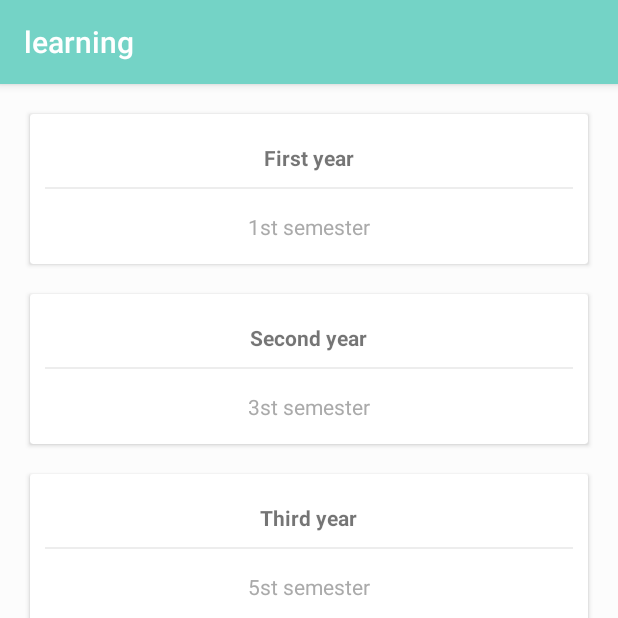
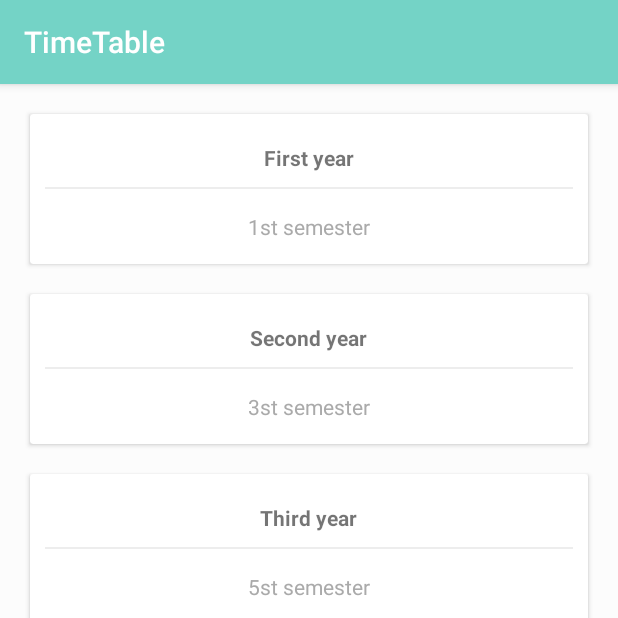
Before and after one commit to sreeteja06/catastropheapp, an Android app: the TimeTable screen opened directly, with no data from a screen before it, on a phone screen of 412 x 824 dp, the top half of it. Run offline under Robolectric (Android 15) with nearby library versions, the phone set to English and light mode, and no system bars.

Commit message:
Added separate title name to different pages.

```diff
--- a/app/src/main/java/com/example/sreet/learning/Notices.java
+++ b/app/src/main/java/com/example/sreet/learning/Notices.java
@@ -8,6 +8,7 @@ public class Notices extends AppCompatActivity {
     @Override
     protected void onCreate(Bundle savedInstanceState) {
         super.onCreate(savedInstanceState);
+        setTitle("Notices");
         setContentView(R.layout.activity_notices);
     }
 }
--- a/app/src/main/java/com/example/sreet/learning/TimeTable.java
+++ b/app/src/main/java/com/example/sreet/learning/TimeTable.java
@@ -11,6 +11,8 @@ public class TimeTable extends AppCompatActivity implements View.OnClickListener
     @Override
     protected void onCreate(Bundle savedInstanceState){
         super.onCreate(savedInstanceState);
+        //getSupportActionBar().hide();
+        setTitle("TimeTable");
         setContentView(R.layout.activity_time_table);
         //defining cards
         firstyear = (CardView) findViewById(R.id.firstyearid);
--- a/app/src/main/java/com/example/sreet/learning/activities.java
+++ b/app/src/main/java/com/example/sreet/learning/activities.java
@@ -8,6 +8,7 @@ public class activities extends AppCompatActivity {
     @Override
     protected void onCreate(Bundle savedInstanceState) {
         super.onCreate(savedInstanceState);
+        setTitle("Activities");
         setContentView(R.layout.activity_activities);
     }
 }
--- a/app/src/main/java/com/example/sreet/learning/links.java
+++ b/app/src/main/java/com/example/sreet/learning/links.java
@@ -8,6 +8,7 @@ public class links extends AppCompatActivity {
     @Override
     protected void onCreate(Bundle savedInstanceState) {
         super.onCreate(savedInstanceState);
+        setTitle("Links");
         setContentView(R.layout.activity_links);
     }
 }
--- a/app/src/main/java/com/example/sreet/learning/suggestions.java
+++ b/app/src/main/java/com/example/sreet/learning/suggestions.java
@@ -8,6 +8,7 @@ public class suggestions extends AppCompatActivity {
     @Override
     protected void onCreate(Bundle savedInstanceState) {
         super.onCreate(savedInstanceState);
+        setTitle("Suggestions");
         setContentView(R.layout.activity_suggestions);
     }
 }
--- a/app/src/main/java/com/example/sreet/learning/timetabledisplay.java
+++ b/app/src/main/java/com/example/sreet/learning/timetabledisplay.java
@@ -8,6 +8,7 @@ public class timetabledisplay extends AppCompatActivity {
     @Override
     protected void onCreate(Bundle savedInstanceState) {
         super.onCreate(savedInstanceState);
+        setTitle("TimeTable");
         setContentView(R.layout.activity_timetabledisplay);
     }
 }
--- a/app/src/main/res/layout/activity_time_table.xml
+++ b/app/src/main/res/layout/activity_time_table.xml
@@ -1,4 +1,5 @@
 <?xml version="1.0" encoding="utf-8"?>
+
 <ScrollView
     xmlns:android="http://schemas.android.com/apk/res/android"
     xmlns:app="http://schemas.android.com/apk/res-auto"
--- a/app/src/main/res/values/strings.xml
+++ b/app/src/main/res/values/strings.xml
@@ -1,5 +1,5 @@
 <resources>
-    <string name="app_name">learning</string>
+    <string name="app_name">Voile</string>
     <string name="login_id">login Id</string>
     <string name="login">LogIn</string>
     <string name="change">Change</string>
```
